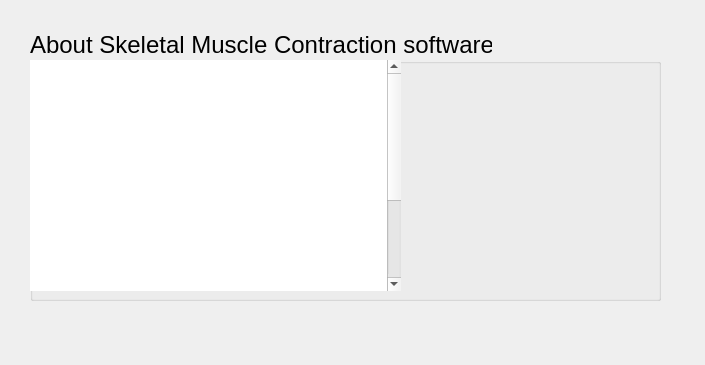
The window that rsc/ui/about.ui (KarinaKarenik/Skeletal-Muscle-Contraction-Lab) describes before a commit, drawn with Qt 5.
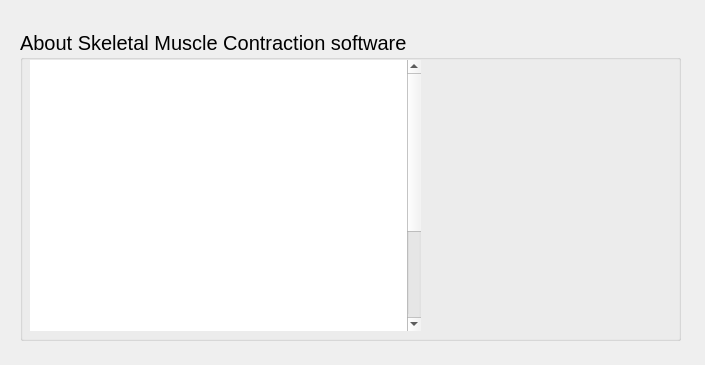
The same window after the commit. Icons and pictures are not drawn.

Diff of the .ui file:
```diff
--- a/rsc/ui/about.ui
+++ b/rsc/ui/about.ui
@@ -16,15 +16,15 @@
   <widget class="QGroupBox" name="groupBox_3">
    <property name="geometry">
     <rect>
-     <x>30</x>
+     <x>20</x>
      <y>30</y>
-     <width>631</width>
-     <height>271</height>
+     <width>661</width>
+     <height>311</height>
     </rect>
    </property>
    <property name="font">
     <font>
-     <pointsize>18</pointsize>
+     <pointsize>15</pointsize>
     </font>
    </property>
    <property name="title">
@@ -33,10 +33,10 @@
    <widget class="QTextEdit" name="textEdit">
     <property name="geometry">
      <rect>
-      <x>0</x>
+      <x>10</x>
       <y>30</y>
-      <width>371</width>
-      <height>231</height>
+      <width>391</width>
+      <height>271</height>
      </rect>
     </property>
     <property name="font">
@@ -56,14 +56,16 @@
 &lt;p align=&quot;justify&quot; style=&quot;-qt-paragraph-type:empty; margin-top:0px; margin-bottom:0px; margin-left:0px; margin-right:0px; -qt-block-indent:0; text-indent:0px; line-height:120%; font-family:'Times New Roman'; font-size:14pt; color:#ffffff;&quot;&gt;&lt;br /&gt;&lt;/p&gt;
 &lt;p align=&quot;justify&quot; style=&quot; margin-top:0px; margin-bottom:0px; margin-left:0px; margin-right:0px; -qt-block-indent:0; text-indent:0px; line-height:120%;&quot;&gt;&lt;span style=&quot; font-family:'Times New Roman'; font-size:14pt; color:#ffffff; background-color:transparent;&quot;&gt;Original data was extracted from &lt;/span&gt;&lt;span style=&quot; font-family:'Times New Roman'; font-size:14pt; font-style:italic; color:#ffffff; background-color:transparent;&quot;&gt;&amp;quot;The Frog Muscle Lab&amp;quot;&lt;/span&gt;&lt;span style=&quot; font-family:'Times New Roman'; font-size:14pt; color:#ffffff; background-color:transparent;&quot;&gt; with the consent from King's College London and Dr. Philip Blake, one of the original authors.&lt;/span&gt;&lt;/p&gt;
 &lt;p align=&quot;justify&quot; style=&quot;-qt-paragraph-type:empty; margin-top:0px; margin-bottom:0px; margin-left:0px; margin-right:0px; -qt-block-indent:0; text-indent:0px; font-family:'Times New Roman'; font-size:14pt; color:#ffffff;&quot;&gt;&lt;br /&gt;&lt;/p&gt;
-&lt;p align=&quot;justify&quot; style=&quot; margin-top:0px; margin-bottom:0px; margin-left:0px; margin-right:0px; -qt-block-indent:0; text-indent:0px; line-height:120%;&quot;&gt;&lt;span style=&quot; font-family:'Times New Roman'; font-size:13pt; color:#ffffff; background-color:transparent;&quot;&gt;Laboratory of Molecular Physiology (Department of Medicine and Life Sciences)               Universidad Pompeu Fabra  2022&lt;/span&gt;&lt;/p&gt;&lt;/body&gt;&lt;/html&gt;</string>
+&lt;p align=&quot;justify&quot; style=&quot; margin-top:0px; margin-bottom:0px; margin-left:0px; margin-right:0px; -qt-block-indent:0; text-indent:0px; line-height:120%;&quot;&gt;&lt;span style=&quot; font-family:'Times New Roman'; font-size:13pt; color:#ffffff; background-color:transparent;&quot;&gt;Laboratory of Molecular Physiology (Department of Medicine and Life Sciences)               Universidad Pompeu Fabra  2022&lt;/span&gt;&lt;/p&gt;
+&lt;p align=&quot;justify&quot; style=&quot;-qt-paragraph-type:empty; margin-top:0px; margin-bottom:0px; margin-left:0px; margin-right:0px; -qt-block-indent:0; text-indent:0px; line-height:120%; font-family:'Times New Roman'; font-size:13pt; color:#ffffff;&quot;&gt;&lt;br /&gt;&lt;/p&gt;
+&lt;p align=&quot;justify&quot; style=&quot; margin-top:0px; margin-bottom:0px; margin-left:0px; margin-right:0px; -qt-block-indent:0; text-indent:0px; line-height:120%;&quot;&gt;&lt;span style=&quot; font-family:'Times New Roman'; font-size:13pt; color:#ffffff; background-color:transparent;&quot;&gt;Acknowledgements to Catedra QUAES-UPF. &lt;/span&gt;&lt;/p&gt;&lt;/body&gt;&lt;/html&gt;</string>
     </property>
    </widget>
    <widget class="QLabel" name="labelImage">
     <property name="geometry">
      <rect>
-      <x>420</x>
-      <y>50</y>
+      <x>450</x>
+      <y>30</y>
       <width>161</width>
       <height>71</height>
      </rect>
@@ -81,8 +83,8 @@
    <widget class="QLabel" name="labelImage_2">
     <property name="geometry">
      <rect>
-      <x>380</x>
-      <y>150</y>
+      <x>410</x>
+      <y>110</y>
       <width>241</width>
       <height>31</height>
      </rect>
@@ -100,8 +102,8 @@
    <widget class="QLabel" name="labelImage_3">
     <property name="geometry">
      <rect>
-      <x>430</x>
-      <y>210</y>
+      <x>470</x>
+      <y>150</y>
       <width>141</width>
       <height>41</height>
      </rect>
```
Left out of the diff: 19 changed lines with no effect on the pictures.
